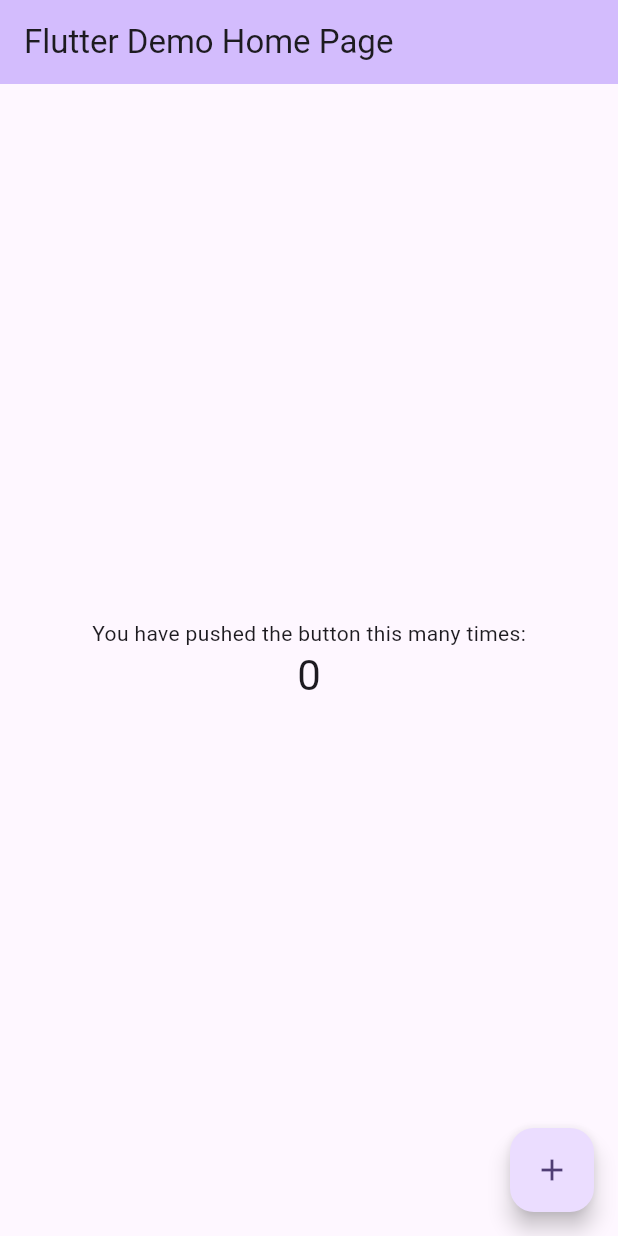
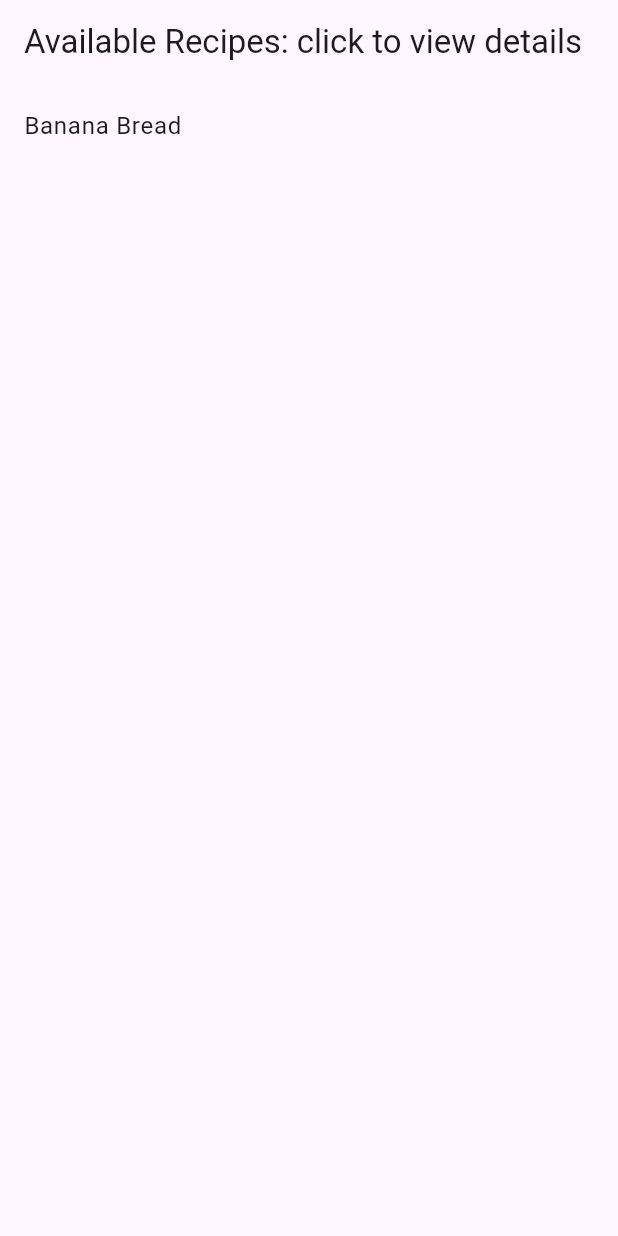
Before and after one commit to skylerplumley/cw2, a Flutter app: the screen it shows after launch, on a phone screen of 412 x 824 dp. Run offline on Flutter 3.47's test engine with Material 3 defaults, Android fonts, the phone set to English and light mode, and no system bars.

Commit message:
Basic starter code tested. Layout of homescreen and ontap function to switch to details

```diff
--- a/lib/main.dart
+++ b/lib/main.dart
@@ -1,125 +1,46 @@
 import 'package:flutter/material.dart';
+import 'details.dart';
 
 void main() {
-  runApp(const MyApp());
+  runApp(MyApp());
 }
 
 class MyApp extends StatelessWidget {
-  const MyApp({super.key});
-
-  // This widget is the root of your application.
   @override
   Widget build(BuildContext context) {
     return MaterialApp(
-      title: 'Flutter Demo',
-      theme: ThemeData(
-        // This is the theme of your application.
-        //
-        // TRY THIS: Try running your application with "flutter run". You'll see
-        // the application has a purple toolbar. Then, without quitting the app,
-        // try changing the seedColor in the colorScheme below to Colors.green
-        // and then invoke "hot reload" (save your changes or press the "hot
-        // reload" button in a Flutter-supported IDE, or press "r" if you used
-        // the command line to start the app).
-        //
-        // Notice that the counter didn't reset back to zero; the application
-        // state is not lost during the reload. To reset the state, use hot
-        // restart instead.
-        //
-        // This works for code too, not just values: Most code changes can be
-        // tested with just a hot reload.
-        colorScheme: ColorScheme.fromSeed(seedColor: Colors.deepPurple),
-        useMaterial3: true,
-      ),
-      home: const MyHomePage(title: 'Flutter Demo Home Page'),
+      title: 'My Recipe App',
+      theme: ThemeData(primarySwatch: Colors.pink),
+      home: HomeScreen(),
     );
   }
 }
 
-class MyHomePage extends StatefulWidget {
-  const MyHomePage({super.key, required this.title});
-
-  // This widget is the home page of your application. It is stateful, meaning
-  // that it has a State object (defined below) that contains fields that affect
-  // how it looks.
-
-  // This class is the configuration for the state. It holds the values (in this
-  // case the title) provided by the parent (in this case the App widget) and
-  // used by the build method of the State. Fields in a Widget subclass are
-  // always marked "final".
-
-  final String title;
-
-  @override
-  State<MyHomePage> createState() => _MyHomePageState();
-}
-
-class _MyHomePageState extends State<MyHomePage> {
-  int _counter = 0;
-
-  void _incrementCounter() {
-    setState(() {
-      // This call to setState tells the Flutter framework that something has
-      // changed in this State, which causes it to rerun the build method below
-      // so that the display can reflect the updated values. If we changed
-      // _counter without calling setState(), then the build method would not be
-      // called again, and so nothing would appear to happen.
-      _counter++;
-    });
-  }
+class HomeScreen extends StatelessWidget {
+  final List<Map<String, String>> myrecipes = [
+    {'name': 'Banana Bread', 'ingredients': 'Bananas, eggs, flour'},
+  ];
 
   @override
   Widget build(BuildContext context) {
-    // This method is rerun every time setState is called, for instance as done
-    // by the _incrementCounter method above.
-    //
-    // The Flutter framework has been optimized to make rerunning build methods
-    // fast, so that you can just rebuild anything that needs updating rather
-    // than having to individually change instances of widgets.
     return Scaffold(
-      appBar: AppBar(
-        // TRY THIS: Try changing the color here to a specific color (to
-        // Colors.amber, perhaps?) and trigger a hot reload to see the AppBar
-        // change color while the other colors stay the same.
-        backgroundColor: Theme.of(context).colorScheme.inversePrimary,
-        // Here we take the value from the MyHomePage object that was created by
-        // the App.build method, and use it to set our appbar title.
-        title: Text(widget.title),
+      appBar: AppBar(title: Text('Available Recipes: click to view details')),
+      body: ListView.builder(
+        itemCount: myrecipes.length,
+        itemBuilder: (context, index) {
+          return ListTile(
+            title: Text(myrecipes[index]['name']!),
+            onTap: () {
+              Navigator.push(
+                context,
+                MaterialPageRoute(
+                  builder: (context) => DetailScreen(recipe: myrecipes[index]),
+                ),
+              );
+            },
+          );
+        },
       ),
-      body: Center(
-        // Center is a layout widget. It takes a single child and positions it
-        // in the middle of the parent.
-        child: Column(
-          // Column is also a layout widget. It takes a list of children and
-          // arranges them vertically. By default, it sizes itself to fit its
-          // children horizontally, and tries to be as tall as its parent.
-          //
-          // Column has various properties to control how it sizes itself and
-          // how it positions its children. Here we use mainAxisAlignment to
-          // center the children vertically; the main axis here is the vertical
-          // axis because Columns are vertical (the cross axis would be
-          // horizontal).
-          //
-          // TRY THIS: Invoke "debug painting" (choose the "Toggle Debug Paint"
-          // action in the IDE, or press "p" in the console), to see the
-          // wireframe for each widget.
-          mainAxisAlignment: MainAxisAlignment.center,
-          children: <Widget>[
-            const Text(
-              'You have pushed the button this many times:',
-            ),
-            Text(
-              '$_counter',
-              style: Theme.of(context).textTheme.headlineMedium,
-            ),
-          ],
-        ),
-      ),
-      floatingActionButton: FloatingActionButton(
-        onPressed: _incrementCounter,
-        tooltip: 'Increment',
-        child: const Icon(Icons.add),
-      ), // This trailing comma makes auto-formatting nicer for build methods.
     );
   }
 }
```
Also changed, not shown: lib/details.dart (+18 -0 lines).
